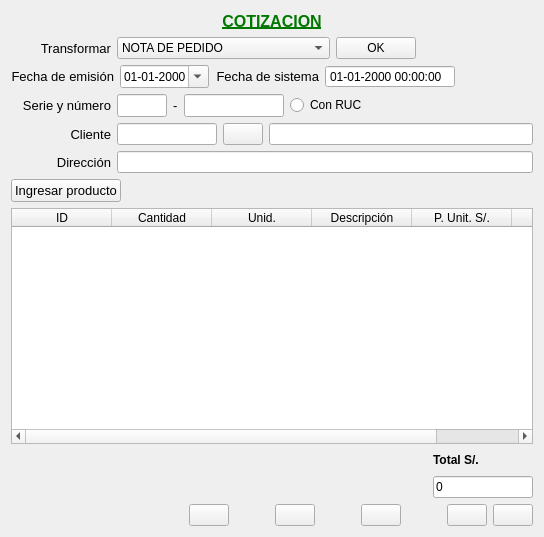
Above: Venta/ventacotizacion.ui from radtek/manager before the change. Below: the same form after it.
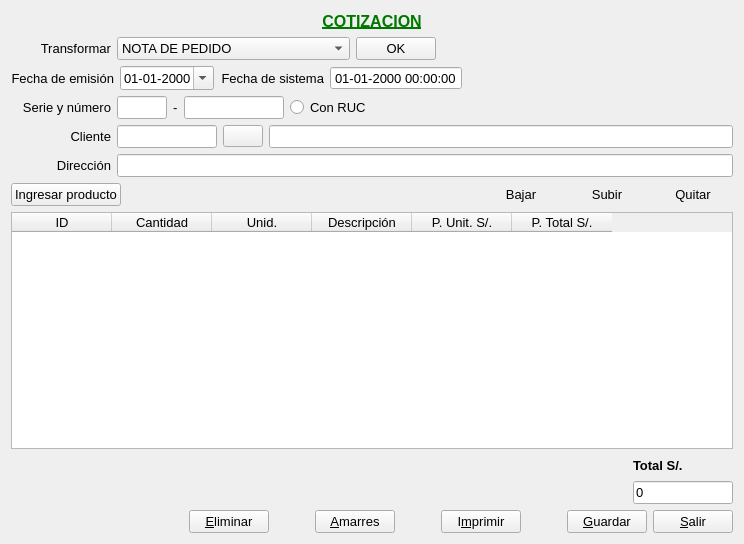
That is the form after the change. Icons and pictures are not drawn.

```diff
--- a/Venta/ventacotizacion.ui
+++ b/Venta/ventacotizacion.ui
@@ -6,8 +6,8 @@
    <rect>
     <x>0</x>
     <y>0</y>
-    <width>544</width>
-    <height>537</height>
+    <width>744</width>
+    <height>544</height>
    </rect>
   </property>
   <property name="windowTitle">
@@ -90,6 +90,11 @@
      </item>
      <item>
       <widget class="QComboBox" name="comboBox_transformar">
+       <property name="font">
+        <font>
+         <pointsize>10</pointsize>
+        </font>
+       </property>
        <property name="currentIndex">
         <number>3</number>
        </property>
@@ -130,6 +135,11 @@
      </item>
      <item>
       <widget class="QPushButton" name="pushButton_transformar">
+       <property name="font">
+        <font>
+         <pointsize>10</pointsize>
+        </font>
+       </property>
        <property name="text">
         <string>OK</string>
        </property>
@@ -175,6 +185,11 @@
      </item>
      <item>
       <widget class="QDateEdit" name="dateEdit_emision">
+       <property name="font">
+        <font>
+         <pointsize>10</pointsize>
+        </font>
+       </property>
        <property name="displayFormat">
         <string>dd-MM-yyyy</string>
        </property>
@@ -218,6 +233,11 @@
          <height>0</height>
         </size>
        </property>
+       <property name="font">
+        <font>
+         <pointsize>10</pointsize>
+        </font>
+       </property>
        <property name="readOnly">
         <bool>true</bool>
        </property>
@@ -336,6 +356,11 @@
      </item>
      <item>
       <widget class="QRadioButton" name="radioButton_tipo">
+       <property name="font">
+        <font>
+         <pointsize>10</pointsize>
+        </font>
+       </property>
        <property name="text">
         <string>Con RUC</string>
        </property>
@@ -396,6 +421,11 @@
          <height>16777215</height>
         </size>
        </property>
+       <property name="font">
+        <font>
+         <pointsize>10</pointsize>
+        </font>
+       </property>
        <property name="readOnly">
         <bool>true</bool>
        </property>
@@ -416,7 +446,13 @@
       </widget>
      </item>
      <item>
-      <widget class="QLineEdit" name="lineEdit_nombre"/>
+      <widget class="QLineEdit" name="lineEdit_nombre">
+       <property name="font">
+        <font>
+         <pointsize>10</pointsize>
+        </font>
+       </property>
+      </widget>
      </item>
     </layout>
    </item>
@@ -444,7 +480,13 @@
       </widget>
      </item>
      <item>
-      <widget class="QLineEdit" name="lineEdit_direccion"/>
+      <widget class="QLineEdit" name="lineEdit_direccion">
+       <property name="font">
+        <font>
+         <pointsize>10</pointsize>
+        </font>
+       </property>
+      </widget>
      </item>
     </layout>
    </item>
@@ -490,8 +532,13 @@
      </item>
      <item>
       <widget class="QPushButton" name="pushButton_down">
+       <property name="font">
+        <font>
+         <pointsize>10</pointsize>
+        </font>
+       </property>
        <property name="text">
-        <string/>
+        <string>Bajar</string>
        </property>
        <property name="icon">
         <iconset resource="../ManagerSystem/Iconos.qrc">
@@ -504,8 +551,13 @@
      </item>
      <item>
       <widget class="QPushButton" name="pushButton_up">
+       <property name="font">
+        <font>
+         <pointsize>10</pointsize>
+        </font>
+       </property>
        <property name="text">
-        <string/>
+        <string>Subir</string>
        </property>
        <property name="icon">
         <iconset resource="../ManagerSystem/Iconos.qrc">
@@ -518,8 +570,13 @@
      </item>
      <item>
       <widget class="QPushButton" name="pushButton_borrar">
+       <property name="font">
+        <font>
+         <pointsize>10</pointsize>
+        </font>
+       </property>
        <property name="text">
-        <string/>
+        <string>Quitar</string>
        </property>
        <property name="icon">
         <iconset resource="../ManagerSystem/Iconos.qrc">
@@ -534,6 +591,11 @@
    </item>
    <item>
     <widget class="QTableWidget" name="tableWidget">
+     <property name="font">
+      <font>
+       <pointsize>10</pointsize>
+      </font>
+     </property>
      <attribute name="horizontalHeaderDefaultSectionSize">
       <number>100</number>
      </attribute>
@@ -603,6 +665,7 @@
        </property>
        <property name="font">
         <font>
+         <pointsize>10</pointsize>
          <weight>75</weight>
          <bold>true</bold>
         </font>
@@ -642,6 +705,11 @@
          <height>16777215</height>
         </size>
        </property>
+       <property name="font">
+        <font>
+         <pointsize>10</pointsize>
+        </font>
+       </property>
        <property name="text">
         <string>0</string>
        </property>
@@ -669,8 +737,13 @@
      </item>
      <item>
       <widget class="QPushButton" name="pushButton_eliminar">
+       <property name="font">
+        <font>
+         <pointsize>10</pointsize>
+        </font>
+       </property>
        <property name="text">
-        <string/>
+        <string>&amp;Eliminar</string>
        </property>
        <property name="icon">
         <iconset resource="../ManagerSystem/Iconos.qrc">
@@ -702,8 +775,13 @@
      </item>
      <item>
       <widget class="QPushButton" name="pushButton_amarres">
+       <property name="font">
+        <font>
+         <pointsize>10</pointsize>
+        </font>
+       </property>
        <property name="text">
-        <string/>
+        <string>&amp;Amarres</string>
        </property>
        <property name="icon">
         <iconset resource="../ManagerSystem/Iconos.qrc">
@@ -735,8 +813,13 @@
      </item>
      <item>
       <widget class="QPushButton" name="pushButton_imprimir">
+       <property name="font">
+        <font>
+         <pointsize>10</pointsize>
+        </font>
+       </property>
        <property name="text">
-        <string/>
+        <string>I&amp;mprimir</string>
        </property>
        <property name="icon">
         <iconset resource="../ManagerSystem/Iconos.qrc">
@@ -768,8 +851,13 @@
      </item>
      <item>
       <widget class="QPushButton" name="pushButton_guardar">
+       <property name="font">
+        <font>
+         <pointsize>10</pointsize>
+        </font>
+       </property>
        <property name="text">
-        <string/>
+        <string>&amp;Guardar</string>
        </property>
        <property name="icon">
         <iconset resource="../ManagerSystem/Iconos.qrc">
@@ -785,8 +873,13 @@
      </item>
      <item>
       <widget class="QPushButton" name="pushButton_salir">
+       <property name="font">
+        <font>
+         <pointsize>10</pointsize>
+        </font>
+       </property>
        <property name="text">
-        <string/>
+        <string>&amp;Salir</string>
        </property>
        <property name="icon">
         <iconset resource="../ManagerSystem/Iconos.qrc">
```
Left out of the diff: 9 changed lines with no effect on the pictures.
